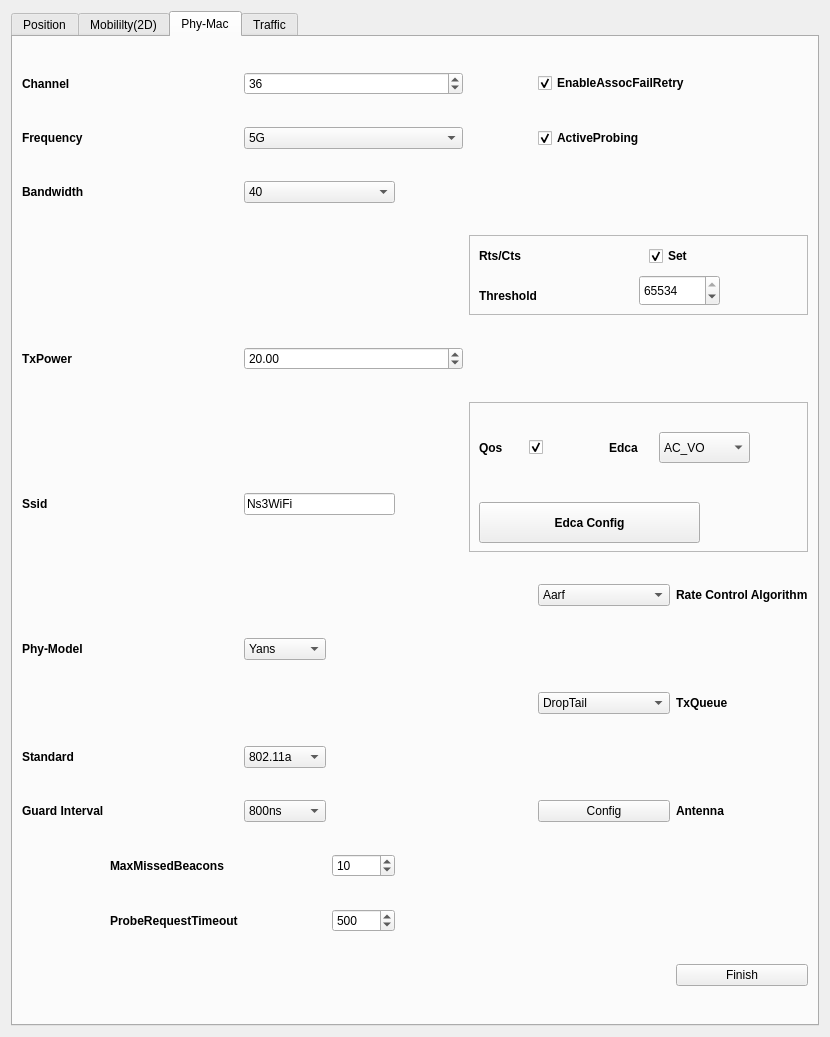
z14212638-eng/Ns3-based-Visualization, file ns-3.46/contrib/Ns3Visualizer/ui/node_config.ui: the form before one commit.
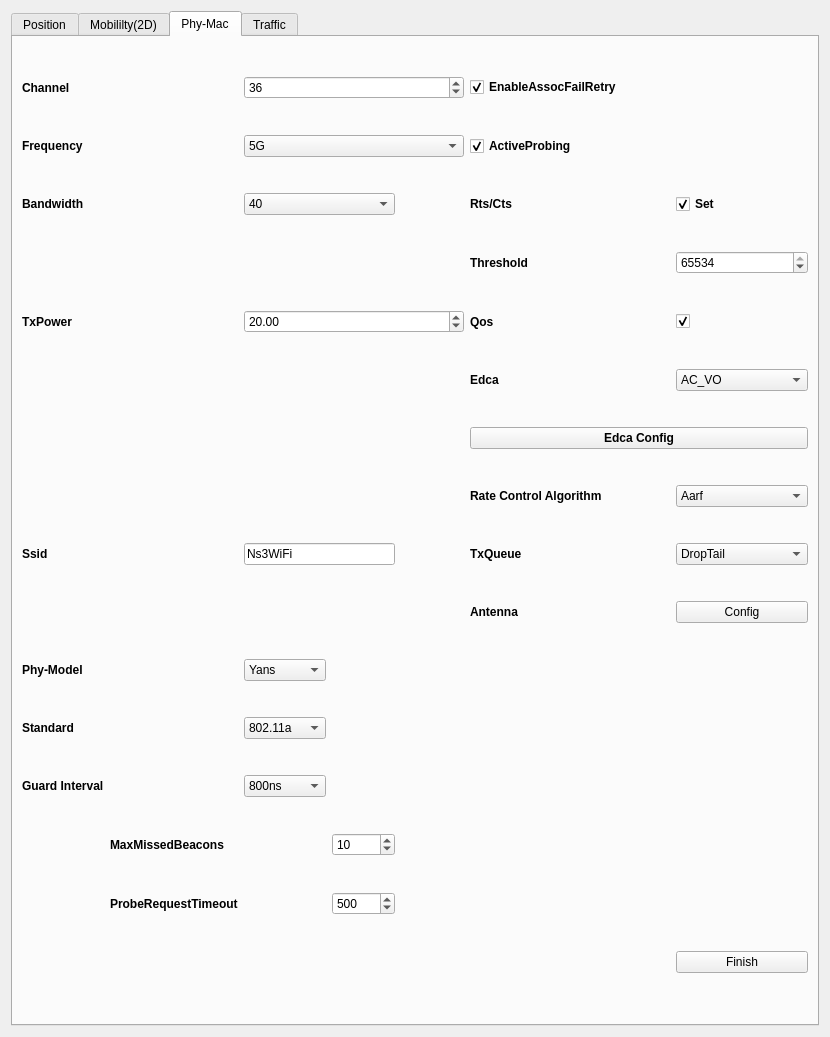
The form after the commit.

Diff of the .ui file:
```diff
--- a/ns-3.46/contrib/Ns3Visualizer/ui/node_config.ui
+++ b/ns-3.46/contrib/Ns3Visualizer/ui/node_config.ui
@@ -348,30 +348,11 @@
        <string>Phy-Mac</string>
       </attribute>
       <layout class="QGridLayout" name="gridLayout_4">
-       <item row="6" column="0" rowspan="2">
-        <widget class="QLabel" name="label_13">
-         <property name="font">
-          <font>
-           <bold>true</bold>
-          </font>
-         </property>
-         <property name="text">
-          <string>Ssid</string>
-         </property>
-        </widget>
-       </item>
-       <item row="11" column="6">
-        <widget class="QPushButton" name="pushButton_9">
-         <property name="text">
-          <string>Config</string>
-         </property>
-        </widget>
-       </item>
-       <item row="8" column="2">
-        <widget class="QComboBox" name="comboBox_4">
+       <item row="5" column="6">
+        <widget class="QComboBox" name="comboBox_6">
          <item>
           <property name="text">
-           <string>Yans</string>
+           <string>AC_VO</string>
           </property>
          </item>
          <item>
@@ -379,64 +360,9 @@
            <string>Spectrum</string>
           </property>
          </item>
-        </widget>
-       </item>
-       <item row="11" column="7">
-        <widget class="QLabel" name="label_35">
-         <property name="font">
-          <font>
-           <bold>true</bold>
-          </font>
-         </property>
-         <property name="text">
-          <string>Antenna</string>
-         </property>
-        </widget>
-       </item>
-       <item row="7" column="7">
-        <widget class="QLabel" name="label_33">
-         <property name="font">
-          <font>
-           <bold>true</bold>
-          </font>
-         </property>
-         <property name="text">
-          <string>Rate Control Algorithm</string>
-         </property>
-        </widget>
-       </item>
-       <item row="1" column="6" colspan="2">
-        <widget class="QCheckBox" name="checkBox_12">
-         <property name="font">
-          <font>
-           <bold>true</bold>
-          </font>
-         </property>
-         <property name="text">
-          <string>ActiveProbing</string>
-         </property>
-         <property name="checked">
-          <bool>true</bool>
-         </property>
-        </widget>
-       </item>
-       <item row="9" column="7">
-        <widget class="QLabel" name="label_34">
-         <property name="font">
-          <font>
-           <bold>true</bold>
-          </font>
-         </property>
-         <property name="text">
-          <string>TxQueue</string>
-         </property>
-        </widget>
-       </item>
-       <item row="9" column="6">
-        <widget class="QComboBox" name="comboBox_8">
          <item>
           <property name="text">
-           <string>DropTail</string>
+           <string>AC_BE</string>
           </property>
          </item>
          <item>
@@ -461,34 +387,14 @@
          </item>
         </widget>
        </item>
-       <item row="0" column="6" colspan="2">
-        <widget class="QCheckBox" name="checkBox_7">
-         <property name="font">
-          <font>
-           <bold>true</bold>
-          </font>
+       <item row="14" column="3">
+        <widget class="QSpinBox" name="spinBox_4">
+         <property name="value">
+          <number>10</number>
          </property>
-         <property name="text">
-          <string>EnableAssocFailRetry</string>
-         </property>
-         <property name="checked">
-          <bool>true</bool>
-         </property>
         </widget>
        </item>
-       <item row="13" column="1">
-        <widget class="QLabel" name="label_17">
-         <property name="font">
-          <font>
-           <bold>true</bold>
-          </font>
-         </property>
-         <property name="text">
-          <string>ProbeRequestTimeout</string>
-         </property>
-        </widget>
-       </item>
-       <item row="12" column="1">
+       <item row="14" column="1">
         <widget class="QLabel" name="label_16">
          <property name="font">
           <font>
@@ -500,74 +406,14 @@
          </property>
         </widget>
        </item>
-       <item row="0" column="2" colspan="3">
-        <widget class="QSpinBox" name="spinBox">
-         <property name="value">
-          <number>36</number>
-         </property>
-        </widget>
-       </item>
-       <item row="0" column="0" colspan="2">
-        <widget class="QLabel" name="label_9">
-         <property name="font">
-          <font>
-           <bold>true</bold>
-          </font>
-         </property>
-         <property name="text">
-          <string>Channel</string>
-         </property>
-        </widget>
-       </item>
-       <item row="11" column="2">
-        <widget class="QComboBox" name="comboBox_15">
-         <property name="currentIndex">
-          <number>1</number>
-         </property>
-         <item>
-          <property name="text">
-           <string>400ns</string>
-          </property>
-         </item>
-         <item>
-          <property name="text">
-           <string>800ns</string>
-          </property>
-         </item>
-         <item>
-          <property name="text">
-           <string>1600ns</string>
-          </property>
-         </item>
-         <item>
-          <property name="text">
-           <string>3200ns</string>
-          </property>
-         </item>
-        </widget>
-       </item>
-       <item row="5" column="2" colspan="3">
+       <item row="4" column="2" colspan="3">
         <widget class="QDoubleSpinBox" name="doubleSpinBox_6">
          <property name="value">
           <double>20.000000000000000</double>
          </property>
         </widget>
        </item>
-       <item row="12" column="3">
-        <widget class="QSpinBox" name="spinBox_4">
-         <property name="value">
-          <number>10</number>
-         </property>
-        </widget>
-       </item>
-       <item row="6" column="2" rowspan="2" colspan="2">
-        <widget class="QLineEdit" name="lineEdit">
-         <property name="text">
-          <string>Ns3WiFi</string>
-         </property>
-        </widget>
-       </item>
-       <item row="5" column="0" colspan="2">
+       <item row="4" column="0" colspan="2">
         <widget class="QLabel" name="label_12">
          <property name="font">
           <font>
@@ -579,302 +425,28 @@
          </property>
         </widget>
        </item>
-       <item row="14" column="7">
+       <item row="16" column="6">
         <widget class="QPushButton" name="pushButton_6">
          <property name="text">
           <string>Finish</string>
          </property>
         </widget>
        </item>
-       <item row="6" column="5" colspan="3">
-        <widget class="QFrame" name="frame_3">
-         <property name="maximumSize">
+       <item row="5" column="5">
+        <widget class="QLabel" name="label_32">
+         <property name="minimumSize">
           <size>
-           <width>16777215</width>
-           <height>150</height>
+           <width>40</width>
+           <height>0</height>
           </size>
          </property>
          <property name="font">
           <font>
-           <bold>false</bold>
-          </font>
-         </property>
-         <property name="frameShape">
-          <enum>QFrame::Shape::StyledPanel</enum>
-         </property>
-         <property name="frameShadow">
-          <enum>QFrame::Shadow::Raised</enum>
-         </property>
-         <widget class="QLabel" name="label_31">
-          <property name="geometry">
-           <rect>
-            <x>10</x>
-            <y>30</y>
-            <width>31</width>
-            <height>31</height>
-           </rect>
-          </property>
-          <property name="font">
-           <font>
-            <bold>true</bold>
-           </font>
-          </property>
-          <property name="text">
-           <string>Qos</string>
-          </property>
-         </widget>
-         <widget class="QCheckBox" name="checkBox_6">
-          <property name="geometry">
-           <rect>
-            <x>60</x>
-            <y>30</y>
-            <width>21</width>
-            <height>31</height>
-           </rect>
-          </property>
-          <property name="text">
-           <string/>
-          </property>
-          <property name="checked">
-           <bool>true</bool>
-          </property>
-         </widget>
-         <widget class="QLabel" name="label_32">
-          <property name="geometry">
-           <rect>
-            <x>140</x>
-            <y>30</y>
-            <width>31</width>
-            <height>31</height>
-           </rect>
-          </property>
-          <property name="font">
-           <font>
-            <bold>true</bold>
-           </font>
-          </property>
-          <property name="text">
-           <string>Edca</string>
-          </property>
-         </widget>
-         <widget class="QComboBox" name="comboBox_6">
-          <property name="geometry">
-           <rect>
-            <x>190</x>
-            <y>30</y>
-            <width>91</width>
-            <height>31</height>
-           </rect>
-          </property>
-          <item>
-           <property name="text">
-            <string>AC_VO</string>
-           </property>
-          </item>
-          <item>
-           <property name="text">
-            <string>AC_VI</string>
-           </property>
-          </item>
-          <item>
-           <property name="text">
-            <string>AC_BE</string>
-           </property>
-          </item>
-          <item>
-           <property name="text">
-            <string>AC_BK</string>
-           </property>
-          </item>
-         </widget>
-         <widget class="QPushButton" name="pushButton_8">
-          <property name="geometry">
-           <rect>
-            <x>10</x>
-            <y>100</y>
-            <width>221</width>
-            <height>41</height>
-           </rect>
-          </property>
-          <property name="font">
-           <font>
-            <bold>true</bold>
-           </font>
-          </property>
-          <property name="text">
-           <string>Edca Config</string>
-          </property>
-         </widget>
-        </widget>
-       </item>
-       <item row="4" column="5" colspan="3">
-        <widget class="QFrame" name="frame_2">
-         <property name="maximumSize">
-          <size>
-           <width>16777215</width>
-           <height>80</height>
-          </size>
-         </property>
-         <property name="frameShape">
-          <enum>QFrame::Shape::StyledPanel</enum>
-         </property>
-         <property name="frameShadow">
-          <enum>QFrame::Shadow::Raised</enum>
-         </property>
-         <widget class="QLabel" name="label_29">
-          <property name="geometry">
-           <rect>
-            <x>10</x>
-            <y>10</y>
-            <width>61</width>
-            <height>21</height>
-           </rect>
-          </property>
-          <property name="font">
-           <font>
-            <bold>true</bold>
-           </font>
-          </property>
-          <property name="text">
-           <string>Rts/Cts</string>
-          </property>
-         </widget>
-         <widget class="QCheckBox" name="checkBox_5">
-          <property name="geometry">
-           <rect>
-            <x>180</x>
-            <y>10</y>
-            <width>81</width>
-            <height>22</height>
-           </rect>
-          </property>
-          <property name="font">
-           <font>
-            <bold>true</bold>
-           </font>
-          </property>
-          <property name="text">
-           <string>Set</string>
-          </property>
-          <property name="checked">
-           <bool>true</bool>
-          </property>
-         </widget>
-         <widget class="QLabel" name="label_30">
-          <property name="geometry">
-           <rect>
-            <x>10</x>
-            <y>50</y>
-            <width>61</width>
-            <height>21</height>
-           </rect>
-          </property>
-          <property name="font">
-           <font>
-            <bold>true</bold>
-           </font>
-          </property>
-          <property name="text">
-           <string>Threshold</string>
-          </property>
-         </widget>
-         <widget class="QSpinBox" name="spinBox_3">
-          <property name="geometry">
-           <rect>
-            <x>170</x>
-            <y>40</y>
-            <width>81</width>
-            <height>31</height>
-           </rect>
-          </property>
-          <property name="maximum">
-           <number>65534</number>
-          </property>
-          <property name="value">
-           <number>65534</number>
-          </property>
-         </widget>
-         <zorder>label_29</zorder>
-         <zorder>label_30</zorder>
-         <zorder>spinBox_3</zorder>
-         <zorder>checkBox_5</zorder>
-        </widget>
-       </item>
-       <item row="10" column="0" colspan="2">
-        <widget class="QLabel" name="label_15">
-         <property name="font">
-          <font>
            <bold>true</bold>
           </font>
          </property>
          <property name="text">
-          <string>Standard</string>
-         </property>
-        </widget>
-       </item>
-       <item row="8" column="0" colspan="2">
-        <widget class="QLabel" name="label_14">
-         <property name="maximumSize">
-          <size>
-           <width>100</width>
-           <height>16777215</height>
-          </size>
-         </property>
-         <property name="font">
-          <font>
-           <bold>true</bold>
-          </font>
-         </property>
-         <property name="text">
-          <string>Phy-Model</string>
-         </property>
-        </widget>
-       </item>
-       <item row="11" column="0">
-        <widget class="QLabel" name="label_18">
-         <property name="font">
-          <font>
-           <bold>true</bold>
-          </font>
-         </property>
-         <property name="text">
-          <string>Guard Interval</string>
-         </property>
-        </widget>
-       </item>
-       <item row="13" column="3">
-        <widget class="QSpinBox" name="spinBox_5">
-         <property name="maximum">
-          <number>65535</number>
-         </property>
-         <property name="value">
-          <number>500</number>
-         </property>
-        </widget>
-       </item>
-       <item row="1" column="2" colspan="3">
-        <widget class="QComboBox" name="comboBox_3">
-         <item>
-          <property name="text">
-           <string>5G</string>
-          </property>
-         </item>
-         <item>
-          <property name="text">
-           <string>2.4G</string>
-          </property>
-         </item>
-        </widget>
-       </item>
-       <item row="1" column="0" colspan="2">
-        <widget class="QLabel" name="label_10">
-         <property name="font">
-          <font>
-           <bold>true</bold>
-          </font>
-         </property>
-         <property name="text">
-          <string>Frequency</string>
+          <string>Edca</string>
          </property>
         </widget>
        </item>
@@ -937,7 +509,345 @@
          </item>
         </widget>
        </item>
+       <item row="2" column="6">
+        <widget class="QCheckBox" name="checkBox_5">
+         <property name="font">
+          <font>
+           <bold>true</bold>
+          </font>
+         </property>
+         <property name="text">
+          <string>Set</string>
+         </property>
+         <property name="checked">
+          <bool>true</bool>
+         </property>
+        </widget>
+       </item>
+       <item row="0" column="5" colspan="2">
+        <widget class="QCheckBox" name="checkBox_7">
+         <property name="font">
+          <font>
+           <bold>true</bold>
+          </font>
+         </property>
+         <property name="text">
+          <string>EnableAssocFailRetry</string>
+         </property>
+         <property name="checked">
+          <bool>true</bool>
+         </property>
+        </widget>
+       </item>
+       <item row="15" column="3">
+        <widget class="QSpinBox" name="spinBox_5">
+         <property name="maximum">
+          <number>65535</number>
+         </property>
+         <property name="value">
+          <number>500</number>
+         </property>
+        </widget>
+       </item>
+       <item row="1" column="2" colspan="3">
+        <widget class="QComboBox" name="comboBox_3">
+         <item>
+          <property name="text">
+           <string>5G</string>
+          </property>
+         </item>
+         <item>
+          <property name="text">
+           <string>2.4G</string>
+          </property>
+         </item>
+        </widget>
+       </item>
+       <item row="3" column="6">
+        <widget class="QSpinBox" name="spinBox_3">
+         <property name="minimumSize">
+          <size>
+           <width>100</width>
+           <height>0</height>
+          </size>
+         </property>
+         <property name="maximum">
+          <number>65534</number>
+         </property>
+         <property name="value">
+          <number>65534</number>
+         </property>
+        </widget>
+       </item>
+       <item row="7" column="0" rowspan="3">
+        <widget class="QLabel" name="label_13">
+         <property name="font">
+          <font>
+           <bold>true</bold>
+          </font>
+         </property>
+         <property name="text">
+          <string>Ssid</string>
+         </property>
+        </widget>
+       </item>
+       <item row="7" column="5">
+        <widget class="QLabel" name="label_33">
+         <property name="font">
+          <font>
+           <bold>true</bold>
+          </font>
+         </property>
+         <property name="text">
+          <string>Rate Control Algorithm</string>
+         </property>
+        </widget>
+       </item>
        <item row="10" column="2">
+        <widget class="QComboBox" name="comboBox_4">
+         <item>
+          <property name="text">
+           <string>Yans</string>
+          </property>
+         </item>
+         <item>
+          <property name="text">
+           <string>Spectrum</string>
+          </property>
+         </item>
+        </widget>
+       </item>
+       <item row="4" column="5">
+        <widget class="QLabel" name="label_31">
+         <property name="minimumSize">
+          <size>
+           <width>40</width>
+           <height>0</height>
+          </size>
+         </property>
+         <property name="font">
+          <font>
+           <bold>true</bold>
+          </font>
+         </property>
+         <property name="text">
+          <string>Qos</string>
+         </property>
+        </widget>
+       </item>
+       <item row="15" column="1">
+        <widget class="QLabel" name="label_17">
+         <property name="font">
+          <font>
+           <bold>true</bold>
+          </font>
+         </property>
+         <property name="text">
+          <string>ProbeRequestTimeout</string>
+         </property>
+        </widget>
+       </item>
+       <item row="10" column="0" colspan="2">
+        <widget class="QLabel" name="label_14">
+         <property name="maximumSize">
+          <size>
+           <width>100</width>
+           <height>16777215</height>
+          </size>
+         </property>
+         <property name="font">
+          <font>
+           <bold>true</bold>
+          </font>
+         </property>
+         <property name="text">
+          <string>Phy-Model</string>
+         </property>
+        </widget>
+       </item>
+       <item row="2" column="0">
+        <widget class="QLabel" name="label_11">
+         <property name="font">
+          <font>
+           <bold>true</bold>
+          </font>
+         </property>
+         <property name="text">
+          <string>Bandwidth</string>
+         </property>
+        </widget>
+       </item>
+       <item row="1" column="0" colspan="2">
+        <widget class="QLabel" name="label_10">
+         <property name="font">
+          <font>
+           <bold>true</bold>
+          </font>
+         </property>
+         <property name="text">
+          <string>Frequency</string>
+         </property>
+        </widget>
+       </item>
+       <item row="2" column="2" colspan="2">
+        <widget class="QComboBox" name="comboBox_16">
+         <property name="currentIndex">
+          <number>1</number>
+         </property>
+         <item>
+          <property name="text">
+           <string>20</string>
+          </property>
+         </item>
+         <item>
+          <property name="text">
+           <string>40</string>
+          </property>
+         </item>
+         <item>
+          <property name="text">
+           <string>80</string>
+          </property>
+         </item>
+         <item>
+          <property name="text">
+           <string>160</string>
+          </property>
+         </item>
+        </widget>
+       </item>
+       <item row="1" column="5" colspan="2">
+        <widget class="QCheckBox" name="checkBox_12">
+         <property name="font">
+          <font>
+           <bold>true</bold>
+          </font>
+         </property>
+         <property name="text">
+          <string>ActiveProbing</string>
+         </property>
+         <property name="checked">
+          <bool>true</bool>
+         </property>
+        </widget>
+       </item>
+       <item row="13" column="0">
+        <widget class="QLabel" name="label_18">
+         <property name="font">
+          <font>
+           <bold>true</bold>
+          </font>
+         </property>
+         <property name="text">
+          <string>Guard Interval</string>
+         </property>
+        </widget>
+       </item>
+       <item row="0" column="0" colspan="2">
+        <widget class="QLabel" name="label_9">
+         <property name="font">
+          <font>
+           <bold>true</bold>
+          </font>
+         </property>
+         <property name="text">
+          <string>Channel</string>
+         </property>
+        </widget>
+       </item>
+       <item row="12" column="0" colspan="2">
+        <widget class="QLabel" name="label_15">
+         <property name="font">
+          <font>
+           <bold>true</bold>
+          </font>
+         </property>
+         <property name="text">
+          <string>Standard</string>
+         </property>
+        </widget>
+       </item>
+       <item row="0" column="2" colspan="3">
+        <widget class="QSpinBox" name="spinBox">
+         <property name="value">
+          <number>36</number>
+         </property>
+        </widget>
+       </item>
+       <item row="13" column="2">
+        <widget class="QComboBox" name="comboBox_15">
+         <property name="currentIndex">
+          <number>1</number>
+         </property>
+         <item>
+          <property name="text">
+           <string>400ns</string>
+          </property>
+         </item>
+         <item>
+          <property name="text">
+           <string>800ns</string>
+          </property>
+         </item>
+         <item>
+          <property name="text">
+           <string>1600ns</string>
+          </property>
+         </item>
+         <item>
+          <property name="text">
+           <string>3200ns</string>
+          </property>
+         </item>
+        </widget>
+       </item>
+       <item row="2" column="5">
+        <widget class="QLabel" name="label_29">
+         <property name="minimumSize">
+          <size>
+           <width>200</width>
+           <height>0</height>
+          </size>
+         </property>
+         <property name="font">
+          <font>
+           <bold>true</bold>
+          </font>
+         </property>
+         <property name="text">
+          <string>Rts/Cts</string>
+         </property>
+        </widget>
+       </item>
+       <item row="3" column="5">
+        <widget class="QLabel" name="label_30">
+         <property name="minimumSize">
+          <size>
+           <width>200</width>
+           <height>0</height>
+          </size>
+         </property>
+         <property name="font">
+          <font>
+           <bold>true</bold>
+          </font>
+         </property>
+         <property name="text">
+          <string>Threshold</string>
+         </property>
+        </widget>
+       </item>
+       <item row="4" column="6">
+        <widget class="QCheckBox" name="checkBox_6">
+         <property name="text">
+          <string/>
+         </property>
+         <property name="checked">
+          <bool>true</bool>
+         </property>
+        </widget>
+       </item>
+       <item row="12" column="2">
         <widget class="QComboBox" name="comboBox_5">
          <item>
           <property name="text">
@@ -971,14 +881,30 @@
          </item>
         </widget>
        </item>
-       <item row="2" column="2" colspan="2">
-        <widget class="QComboBox" name="comboBox_16">
-         <property name="currentIndex">
-          <number>1</number>
+       <item row="7" column="2" rowspan="3" colspan="2">
+        <widget class="QLineEdit" name="lineEdit">
+         <property name="text">
+          <string>Ns3WiFi</string>
          </property>
+        </widget>
+       </item>
+       <item row="8" column="5">
+        <widget class="QLabel" name="label_34">
+         <property name="font">
+          <font>
+           <bold>true</bold>
+          </font>
+         </property>
+         <property name="text">
+          <string>TxQueue</string>
+         </property>
+        </widget>
+       </item>
+       <item row="8" column="6">
+        <widget class="QComboBox" name="comboBox_8">
          <item>
           <property name="text">
-           <string>20</string>
+           <string>DropTail</string>
           </property>
          </item>
          <item>
@@ -998,15 +924,34 @@
          </item>
         </widget>
        </item>
-       <item row="2" column="0">
-        <widget class="QLabel" name="label_11">
+       <item row="9" column="6">
+        <widget class="QPushButton" name="pushButton_9">
+         <property name="text">
+          <string>Config</string>
+         </property>
+        </widget>
+       </item>
+       <item row="9" column="5">
+        <widget class="QLabel" name="label_35">
          <property name="font">
           <font>
            <bold>true</bold>
           </font>
          </property>
          <property name="text">
-          <string>Bandwidth</string>
+          <string>Antenna</string>
+         </property>
+        </widget>
+       </item>
+       <item row="6" column="5" colspan="2">
+        <widget class="QPushButton" name="pushButton_8">
+         <property name="font">
+          <font>
+           <bold>true</bold>
+          </font>
+         </property>
+         <property name="text">
+          <string>Edca Config</string>
          </property>
         </widget>
        </item>
```
Left out of the diff: 30 changed lines with no effect on the pictures.
